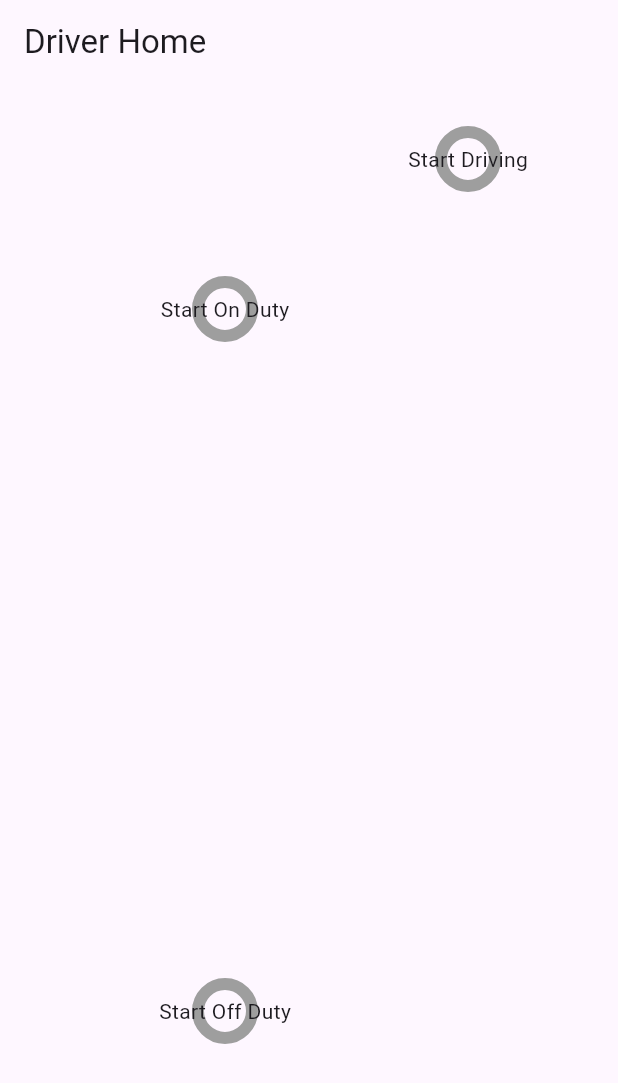
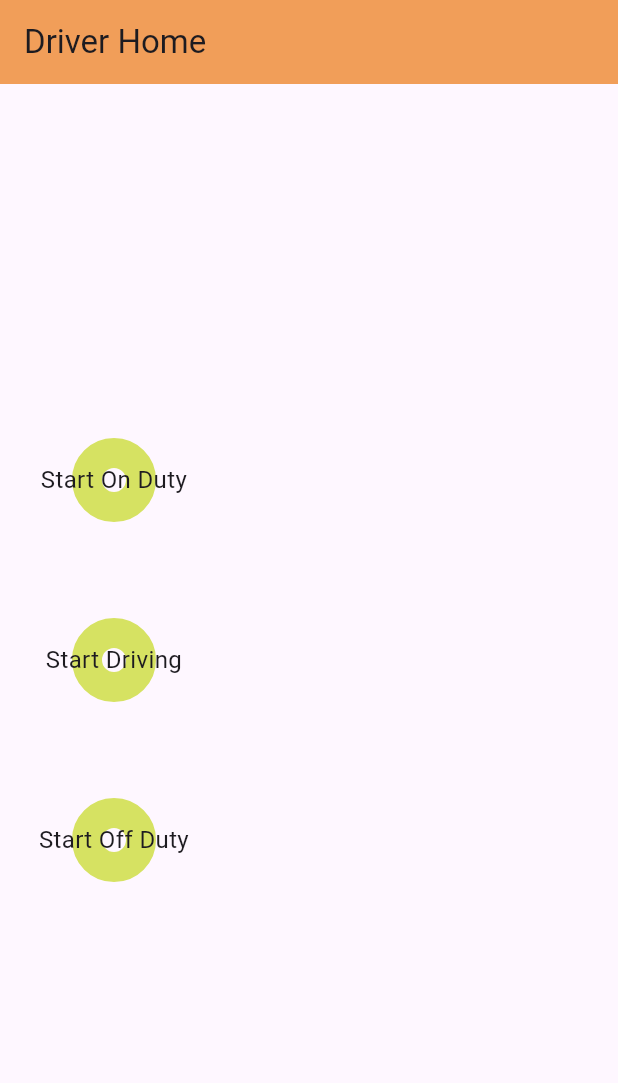
Before and after one commit to mfortelnyy/truckproFlutter, a Flutter app: the DriverHomeView screen opened directly with empty values, on a phone screen of 412 x 824 dp. Shown: the top 1083 px of the screen. Run offline on Flutter 3.47's test engine with Material 3 defaults, Android fonts, the phone set to English and light mode, and no system bars; our stand-ins replace file_picker, image_picker, jwt_decoder; network calls fail.

Commit message:
Update structure of the driver home view

```diff
--- a/truckpro/lib/views/driver_home_page.dart
+++ b/truckpro/lib/views/driver_home_page.dart
@@ -19,15 +19,22 @@ class _DriverHomeViewState extends State<DriverHomeView> {
   LogEntry? onDutyLog;
   LogEntry? drivingLog;
   LogEntry? offDutyLog;
+  bool isLoading = true;
 
   @override
   void initState() {
     super.initState();
-    _initializeLogEntries();
+    _fetchLogEntries();
   }
 
-  Future<void> _initializeLogEntries() async {
+  Future<List<LogEntry>?> _fetchLogEntries() async {
+    setState(() {
+      isLoading = true;
+    });
+    try
+    {
       List<LogEntry> activeLogs = await widget.driverApiService.fetchActiveLogs();
+
 
       setState(() {
         for (var log in activeLogs) {
@@ -39,17 +46,36 @@ class _DriverHomeViewState extends State<DriverHomeView> {
             offDutyLog = log;
           }
         }
+        isLoading = false;
       });
+      return activeLogs;
+    } on Exception{
+      setState(() {
+        onDutyLog = null;
+        drivingLog = null;
+        offDutyLog = null;
+        isLoading = false;
+
+      });
+
+    }
   }
 
   void toggleOnDutyLog() {
     setState(() {
       if (onDutyLog == null) {
+        if(offDutyLog !=null && DateTime.now().difference(offDutyLog!.startTime)>Duration(hours: 10))
+        {
           widget.driverApiService.createOnDutyLog();
-        _initializeLogEntries();
+        _fetchLogEntries();
+        }
+
       } else {
+        if(drivingLog == null)
+        {
           widget.driverApiService.stopOnDutyLog();
-        _initializeLogEntries();
+          _fetchLogEntries();
+        }
       }
     });
   }
@@ -57,17 +83,23 @@ class _DriverHomeViewState extends State<DriverHomeView> {
   void toggleDrivingLog() {
     setState(() {
       if (drivingLog == null) {
+        if(onDutyLog != null)
+        {
           // Navigate to upload photos screen
           Navigator.push(
             context,
             MaterialPageRoute(
-            builder: (context) => UploadPhotosScreen(token: widget.token),
+              builder: (context) => UploadPhotosScreen(token: widget.token,) //callback: _fetchLogEntries(); ),
             ),
           );
-        _initializeLogEntries();
+
+        }
       } else {
+        if(onDutyLog !=null)
+        {
           widget.driverApiService.stopDrivingLog();
-        _initializeLogEntries();
+          _fetchLogEntries();
+        }
       }
     });
   }
@@ -76,10 +108,10 @@ class _DriverHomeViewState extends State<DriverHomeView> {
     setState(() {
       if (offDutyLog == null) {
         widget.driverApiService.createOffDutyLog();
-        _initializeLogEntries();
+        _fetchLogEntries();
       } else {
         widget.driverApiService.stopOffDutyLog();
-        _initializeLogEntries();
+        _fetchLogEntries();
       }
     });
   }
@@ -105,7 +137,6 @@ class _DriverHomeViewState extends State<DriverHomeView> {
     Duration elapsedTime = _calculateElapsedTime(logEntry);
     return elapsedTime.inSeconds / 36000; // Normalize to 10 hours of rest
   }
-
  Widget _buildLogButton(String logType, LogEntry? logEntry, Function toggleLog) {
     double progress = logType == 'On Duty'
         ? _getProgressOnDuty(logEntry)
@@ -118,19 +149,23 @@ class _DriverHomeViewState extends State<DriverHomeView> {
     return GestureDetector(
       onTap: () => toggleLog(),
       child: Container(
-        width: 100,
-        height: 100,
+        width: 120,
+        height: 120,
         child: Stack(
           alignment: Alignment.center,
           children: [
             CircularProgressIndicator(
               value: progress > 1 ? 1 : progress,
-              strokeWidth: 8.0,
-              backgroundColor: Colors.grey,
+              strokeWidth: 20.0,
+              backgroundColor: Color.fromARGB(255, 214, 226, 98),
               valueColor: AlwaysStoppedAnimation<Color>(Colors.blue),
             ),
             Center(
-              child: Text(buttonText),
+              child: Text(
+                buttonText,
+                textAlign: TextAlign.center,
+                style: TextStyle(fontSize: 16),
+              ),
             ),
           ],
         ),
@@ -138,29 +173,29 @@ class _DriverHomeViewState extends State<DriverHomeView> {
     );
   }
 
-  @override
     Widget build(BuildContext context) {
     return Scaffold(
-      appBar: AppBar(title: Text('Driver Home')),
-      body: Center(
-        child: Stack(
-          alignment: Alignment.center,
+      appBar: AppBar(
+        title: Text('Driver Home'),
+        backgroundColor: const Color.fromARGB(255, 241, 158, 89),
+      ),
+
+      body: Padding(
+        padding: const EdgeInsets.all(16.0),
+        child: isLoading
+            ? Center(child: CircularProgressIndicator())
+            : Column(
+                mainAxisAlignment: MainAxisAlignment.spaceEvenly,
                 children: [
-            // Create a triangle layout for buttons
-            Positioned(
-              top: 100,
-              left: 100,
-              child: _buildLogButton('On Duty', onDutyLog, toggleOnDutyLog),
+                  Expanded(
+                    child: Column(
+                      mainAxisAlignment: MainAxisAlignment.center,
+                      children: [
+                        _buildLogButton('On Duty', onDutyLog, toggleOnDutyLog),
+                        _buildLogButton('Driving', drivingLog, toggleDrivingLog),
+                        _buildLogButton('Off Duty', offDutyLog, toggleOffDutyLog),
+                      ],
                     ),
-            Positioned(
-              top: 0,
-              right: 50,
-              child: _buildLogButton('Driving', drivingLog, toggleDrivingLog),
-            ),
-            Positioned(
-              bottom: 100,
-              left: 100,
-              child: _buildLogButton('Off Duty', offDutyLog, toggleOffDutyLog),
                   ),
                 ],
               ),
```
Lines whose indentation alone changed are shown as unchanged.
